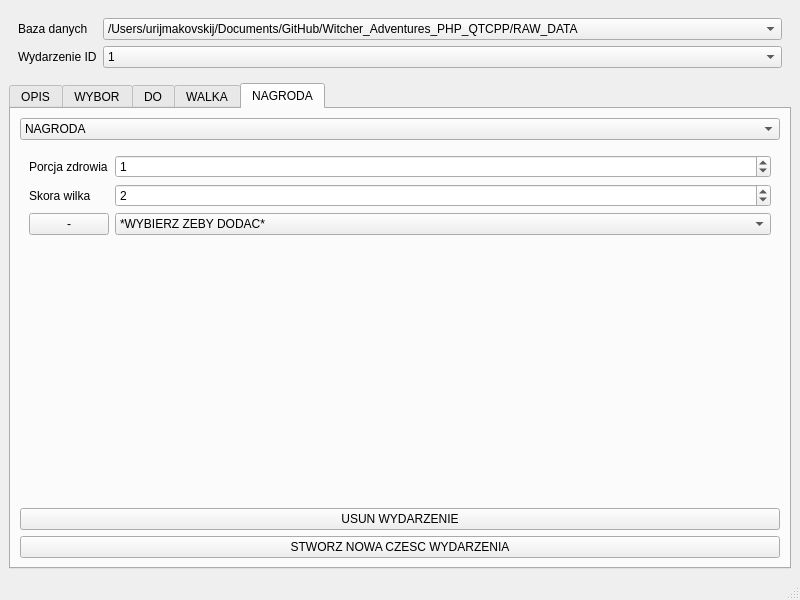
Above: QT(Tools)/EventsCreator/eventscreatorgui.ui from jurikimurik/Witcher_Adventures_PHP_QTCPP before the change. Below: the same form after it.
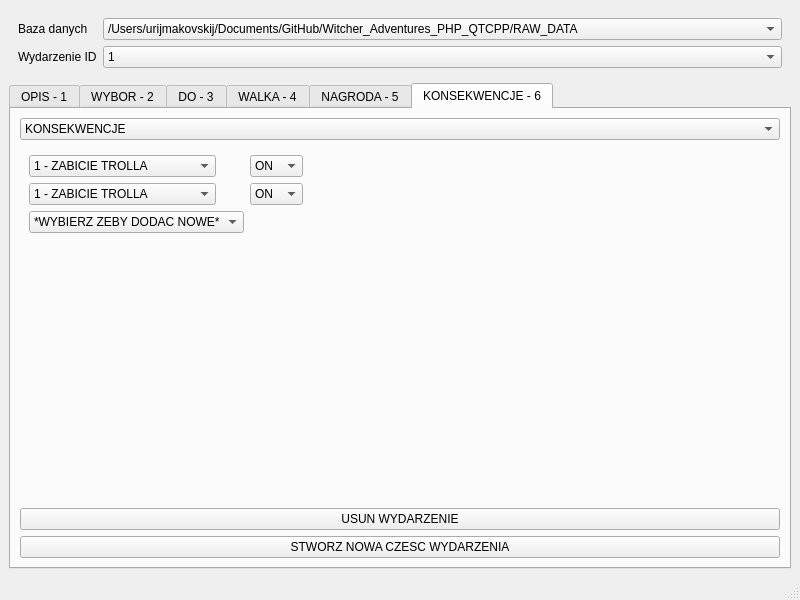
That is the form after the change.

Commit message: Consequences example tab has been added + image view and button in description.

```diff
--- a/QT(Tools)/EventsCreator/eventscreatorgui.ui
+++ b/QT(Tools)/EventsCreator/eventscreatorgui.ui
@@ -96,11 +96,11 @@
     <item>
      <widget class="QTabWidget" name="eventWidget">
       <property name="currentIndex">
-       <number>4</number>
+       <number>5</number>
       </property>
       <widget class="QWidget" name="tab_1">
        <attribute name="title">
-        <string>OPIS</string>
+        <string>OPIS - 1</string>
        </attribute>
        <layout class="QVBoxLayout" name="verticalLayout_5">
         <item>
@@ -153,7 +153,7 @@
       </widget>
       <widget class="QWidget" name="tab_2">
        <attribute name="title">
-        <string>WYBOR</string>
+        <string>WYBOR - 2</string>
        </attribute>
        <layout class="QVBoxLayout" name="verticalLayout_2">
         <item>
@@ -287,7 +287,7 @@
       </widget>
       <widget class="QWidget" name="tab_3">
        <attribute name="title">
-        <string>DO</string>
+        <string>DO - 3</string>
        </attribute>
        <layout class="QVBoxLayout" name="verticalLayout_3">
         <item>
@@ -376,7 +376,7 @@
       </widget>
       <widget class="QWidget" name="tab_4">
        <attribute name="title">
-        <string>WALKA</string>
+        <string>WALKA - 4</string>
        </attribute>
        <layout class="QVBoxLayout" name="verticalLayout_4">
         <item>
@@ -496,7 +496,7 @@
       </widget>
       <widget class="QWidget" name="tab_5">
        <attribute name="title">
-        <string>NAGRODA</string>
+        <string>NAGRODA - 5</string>
        </attribute>
        <layout class="QVBoxLayout" name="verticalLayout_6">
         <item>
@@ -614,6 +614,168 @@
         </item>
        </layout>
       </widget>
+      <widget class="QWidget" name="tab_6">
+       <attribute name="title">
+        <string>KONSEKWENCJE - 6</string>
+       </attribute>
+       <layout class="QVBoxLayout" name="verticalLayout_7">
+        <item>
+         <widget class="QComboBox" name="eventTypeBox_6">
+          <item>
+           <property name="text">
+            <string>KONSEKWENCJE</string>
+           </property>
+          </item>
+          <item>
+           <property name="text">
+            <string>WALKA</string>
+           </property>
+          </item>
+          <item>
+           <property name="text">
+            <string>OPIS</string>
+           </property>
+          </item>
+          <item>
+           <property name="text">
+            <string>WYBOR</string>
+           </property>
+          </item>
+          <item>
+           <property name="text">
+            <string>DO</string>
+           </property>
+          </item>
+          <item>
+           <property name="text">
+            <string>NAGRODA</string>
+           </property>
+          </item>
+         </widget>
+        </item>
+        <item>
+         <widget class="QWidget" name="widget" native="true">
+          <property name="sizePolicy">
+           <sizepolicy hsizetype="Expanding" vsizetype="Expanding">
+            <horstretch>0</horstretch>
+            <verstretch>0</verstretch>
+           </sizepolicy>
+          </property>
+          <layout class="QFormLayout" name="formLayout_5">
+           <item row="0" column="1">
+            <widget class="QComboBox" name="turnBox_6_1">
+             <property name="sizePolicy">
+              <sizepolicy hsizetype="Fixed" vsizetype="Fixed">
+               <horstretch>0</horstretch>
+               <verstretch>0</verstretch>
+              </sizepolicy>
+             </property>
+             <item>
+              <property name="text">
+               <string>ON</string>
+              </property>
+             </item>
+             <item>
+              <property name="text">
+               <string>OFF</string>
+              </property>
+             </item>
+            </widget>
+           </item>
+           <item row="0" column="0">
+            <widget class="QComboBox" name="choiceBox_6_1">
+             <property name="sizePolicy">
+              <sizepolicy hsizetype="Expanding" vsizetype="Fixed">
+               <horstretch>0</horstretch>
+               <verstretch>0</verstretch>
+              </sizepolicy>
+             </property>
+             <item>
+              <property name="text">
+               <string>1 - ZABICIE TROLLA</string>
+              </property>
+             </item>
+             <item>
+              <property name="text">
+               <string>2 - URATOWANIE GERALTA</string>
+              </property>
+             </item>
+            </widget>
+           </item>
+           <item row="1" column="0">
+            <widget class="QComboBox" name="choiceBox_6_2">
+             <property name="sizePolicy">
+              <sizepolicy hsizetype="Expanding" vsizetype="Fixed">
+               <horstretch>0</horstretch>
+               <verstretch>0</verstretch>
+              </sizepolicy>
+             </property>
+             <item>
+              <property name="text">
+               <string>1 - ZABICIE TROLLA</string>
+              </property>
+             </item>
+             <item>
+              <property name="text">
+               <string>2 - URATOWANIE GERALTA</string>
+              </property>
+             </item>
+            </widget>
+           </item>
+           <item row="1" column="1">
+            <widget class="QComboBox" name="turnBox_6_2">
+             <property name="sizePolicy">
+              <sizepolicy hsizetype="Fixed" vsizetype="Fixed">
+               <horstretch>0</horstretch>
+               <verstretch>0</verstretch>
+              </sizepolicy>
+             </property>
+             <item>
+              <property name="text">
+               <string>ON</string>
+              </property>
+             </item>
+             <item>
+              <property name="text">
+               <string>OFF</string>
+              </property>
+             </item>
+            </widget>
+           </item>
+           <item row="2" column="0">
+            <widget class="QComboBox" name="choiceBox_6_3">
+             <property name="sizePolicy">
+              <sizepolicy hsizetype="Fixed" vsizetype="Fixed">
+               <horstretch>0</horstretch>
+               <verstretch>0</verstretch>
+              </sizepolicy>
+             </property>
+             <item>
+              <property name="text">
+               <string>*WYBIERZ ZEBY DODAC NOWE*</string>
+              </property>
+             </item>
+            </widget>
+           </item>
+          </layout>
+         </widget>
+        </item>
+        <item>
+         <widget class="QPushButton" name="deleteButton_6">
+          <property name="text">
+           <string>USUN WYDARZENIE</string>
+          </property>
+         </widget>
+        </item>
+        <item>
+         <widget class="QPushButton" name="createButton_6">
+          <property name="text">
+           <string>STWORZ NOWA CZESC WYDARZENIA</string>
+          </property>
+         </widget>
+        </item>
+       </layout>
+      </widget>
      </widget>
     </item>
    </layout>
```
Left out of the diff: 10 changed lines with no effect on the pictures.
